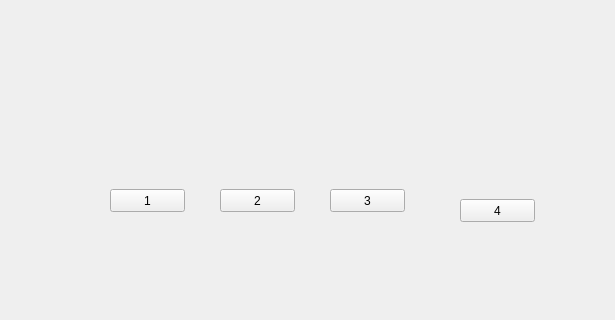
First picture: the form in animationtest/mainwindow.ui, repository lwj4126380/AnimationTest, before the edit; both pictures show x 0 to 615 and y 138 to 458 of the 1099 by 458 pixel window.
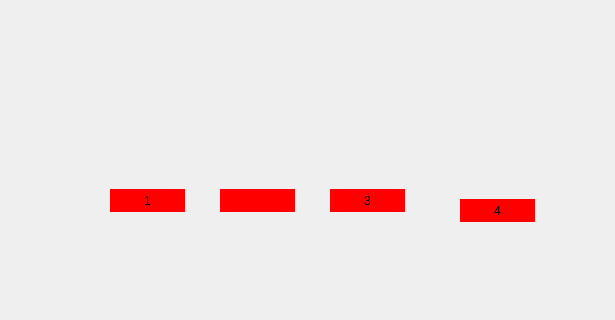
Second picture: the form after the edit. Icons and pictures are not drawn. Custom widgets are drawn as their Qt base class.

Diff of the .ui file:
```diff
--- a/animationtest/mainwindow.ui
+++ b/animationtest/mainwindow.ui
@@ -13,6 +13,12 @@
   <property name="windowTitle">
    <string>MainWindow</string>
   </property>
+  <property name="styleSheet">
+   <string notr="true">QPushButton {
+	border-style: solid;
+	background-color: red;
+}</string>
+  </property>
   <widget class="QWidget" name="centralWidget">
    <widget class="QPushButton" name="pushButton">
     <property name="geometry">
@@ -37,7 +43,15 @@
      </rect>
     </property>
     <property name="text">
-     <string>2</string>
+     <string/>
+    </property>
+    <property name="icon">
+     <iconset>
+      <selectedon>F:/kkk.png</selectedon>
+     </iconset>
+    </property>
+    <property name="flat">
+     <bool>false</bool>
     </property>
    </widget>
    <widget class="BannerWidget" name="widget" native="true">
```
